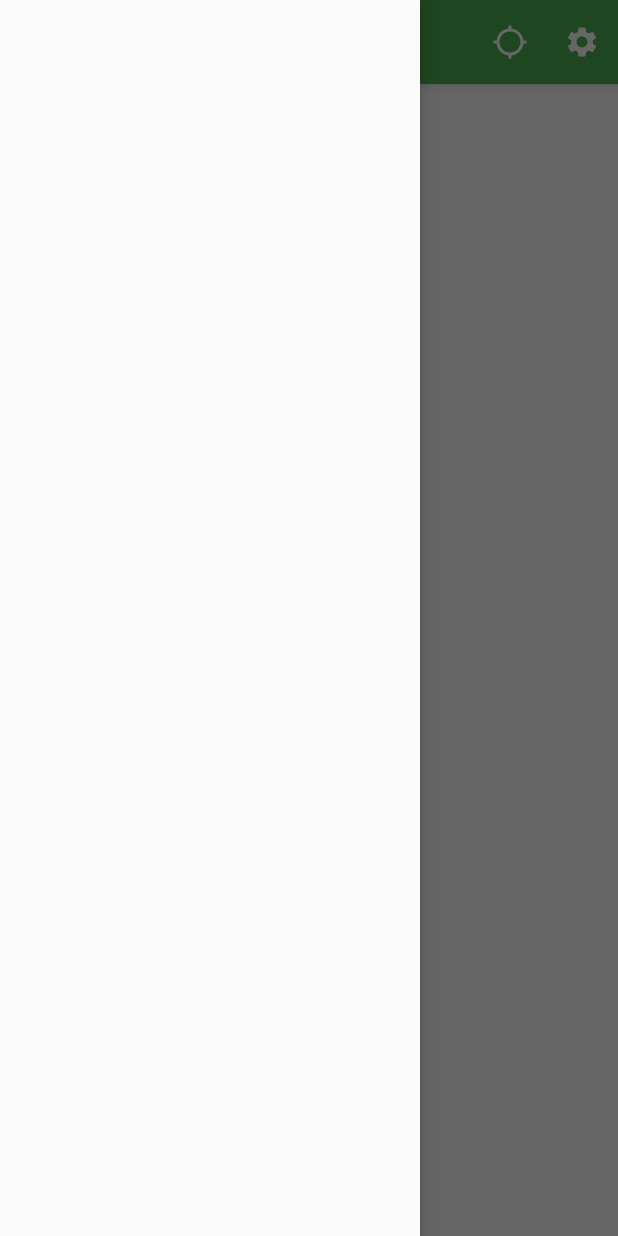
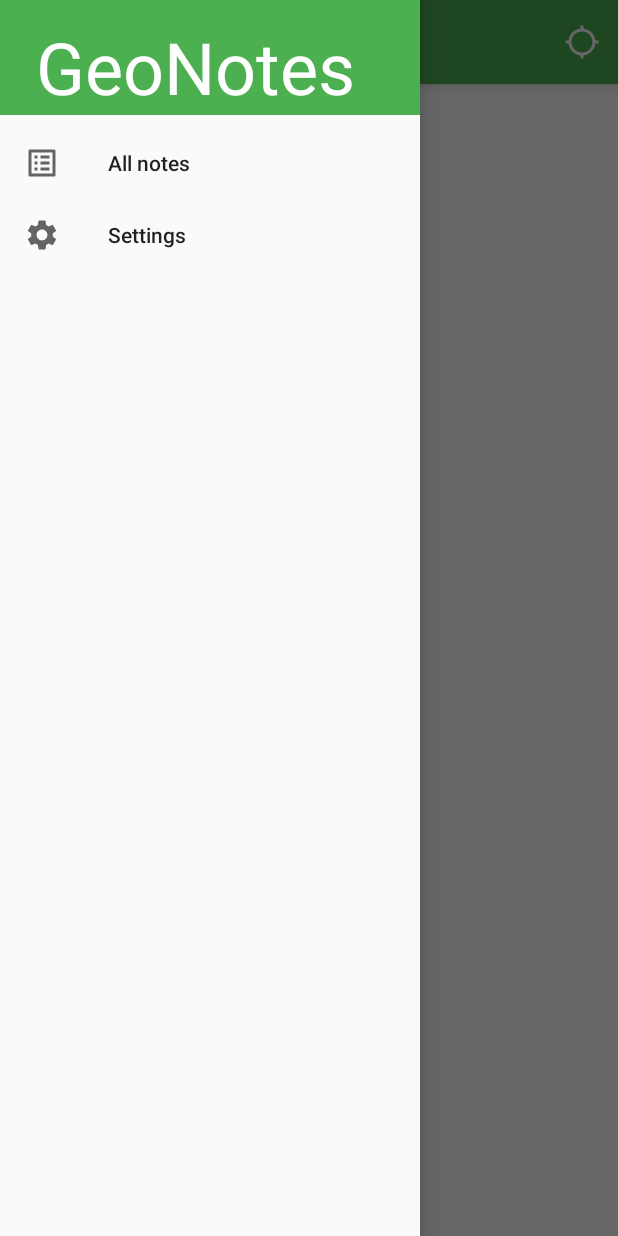
Before and after one commit to SoorajModi/GeoNotesPlus, an Android app: the MainActivity screen opened directly, with no data from a screen before it, with the side drawer open, on a phone screen of 412 x 824 dp. Run offline under Robolectric (Android 15) with nearby library versions, the phone set to English and light mode, and no system bars; libraries missing offline, so code that uses them is left out: org.osmdroid.api, org.osmdroid.events, org.osmdroid.views; plain views replace MapView; 6 statements that could not run were skipped.

Commit message:
Added buttons to hamburger menu

```diff
--- a/app/src/main/java/de/hauke_stieler/geonotes/MainActivity.java
+++ b/app/src/main/java/de/hauke_stieler/geonotes/MainActivity.java
@@ -130,10 +130,12 @@ public class MainActivity extends AppCompatActivity {
     @Override
     public boolean onOptionsItemSelected(@NonNull MenuItem item) {
         switch (item.getItemId()) {
+            /*
             case R.id.toolbar_btn_settings:
                 Intent intent = new Intent(this, SettingsActivity.class);
                 startActivity(intent);
                 return true;
+             */
             case R.id.toolbar_btn_gps_follow:
                 boolean followingLocationEnabled = !map.isFollowLocationEnabled();
                 this.map.setLocationFollowMode(followingLocationEnabled);
--- /dev/null
+++ b/app/src/main/res/drawable/ic_baseline_list_alt_24.xml
@@ -0,0 +1,10 @@
+<vector xmlns:android="http://schemas.android.com/apk/res/android"
+    android:width="24dp"
+    android:height="24dp"
+    android:viewportWidth="24"
+    android:viewportHeight="24"
+    android:tint="?attr/colorControlNormal">
+  <path
+      android:fillColor="@android:color/white"
+      android:pathData="M19,5v14L5,19L5,5h14m1.1,-2L3.9,3c-0.5,0 -0.9,0.4 -0.9,0.9v16.2c0,0.4 0.4,0.9 0.9,0.9h16.2c0.4,0 0.9,-0.5 0.9,-0.9L21,3.9c0,-0.5 -0.5,-0.9 -0.9,-0.9zM11,7h6v2h-6L11,7zM11,11h6v2h-6v-2zM11,15h6v2h-6zM7,7h2v2L7,9zM7,11h2v2L7,13zM7,15h2v2L7,17z"/>
+</vector>
--- a/app/src/main/res/layout/nav_header.xml
+++ b/app/src/main/res/layout/nav_header.xml
@@ -1,6 +1,26 @@
 <?xml version="1.0" encoding="utf-8"?>
 <androidx.constraintlayout.widget.ConstraintLayout
-    xmlns:android="http://schemas.android.com/apk/res/android" android:layout_width="match_parent"
+    xmlns:android="http://schemas.android.com/apk/res/android"
+    xmlns:tools="http://schemas.android.com/tools"
+    android:layout_width="match_parent"
     android:layout_height="match_parent">
 
+    <LinearLayout
+        android:layout_width="match_parent"
+        android:layout_height="wrap_content"
+        android:orientation="vertical"
+        android:background="@color/primary"
+        tools:ignore="MissingConstraints">
+
+        <TextView
+            android:layout_width="wrap_content"
+            android:layout_height="wrap_content"
+            android:layout_marginTop="12dp"
+            android:layout_marginStart="24dp"
+            android:layout_marginEnd="24dp"
+            android:textAppearance="@style/TextAppearance.MaterialComponents.Headline3"
+            android:text="@string/app_name"
+            android:textColor="@android:color/white"/>
+
+    </LinearLayout>
 </androidx.constraintlayout.widget.ConstraintLayout>
--- a/app/src/main/res/menu/navigation_menu.xml
+++ b/app/src/main/res/menu/navigation_menu.xml
@@ -1,4 +1,11 @@
 <?xml version="1.0" encoding="utf-8"?>
 <menu xmlns:android="http://schemas.android.com/apk/res/android">
 
+    <item android:id="@+id/list_all_notes"
+        android:icon="@drawable/ic_baseline_list_alt_24"
+        android:title="@string/all_notes"/>
+
+    <item android:id="@+id/settings"
+        android:icon="@drawable/ic_settings"
+        android:title="@string/settings" />
 </menu>
--- a/app/src/main/res/menu/toolbar_menu.xml
+++ b/app/src/main/res/menu/toolbar_menu.xml
@@ -7,10 +7,4 @@
         app:showAsAction="ifRoom"
         android:title="Settings">
     </item>
-    <item
-        android:id="@+id/toolbar_btn_settings"
-        android:icon="@drawable/ic_settings"
-        app:showAsAction="ifRoom"
-        android:title="Settings">
-    </item>
 </menu>
--- a/app/src/main/res/values/strings.xml
+++ b/app/src/main/res/values/strings.xml
@@ -21,5 +21,7 @@
     <string name="default_notification_channel_id" translatable="false">fcm_default_channel</string>
     <string name="Open">open</string>
     <string name="Close">close</string>
+    <string name="all_notes">All notes</string>
+    <string name="settings">Settings</string>
     <string name="map_contributor">© OpenStreetMap contributors ODbL</string>
 </resources>
```
Also changed, not shown: app/src/main/res/layout/activity_main.xml (+4 -4 lines).
